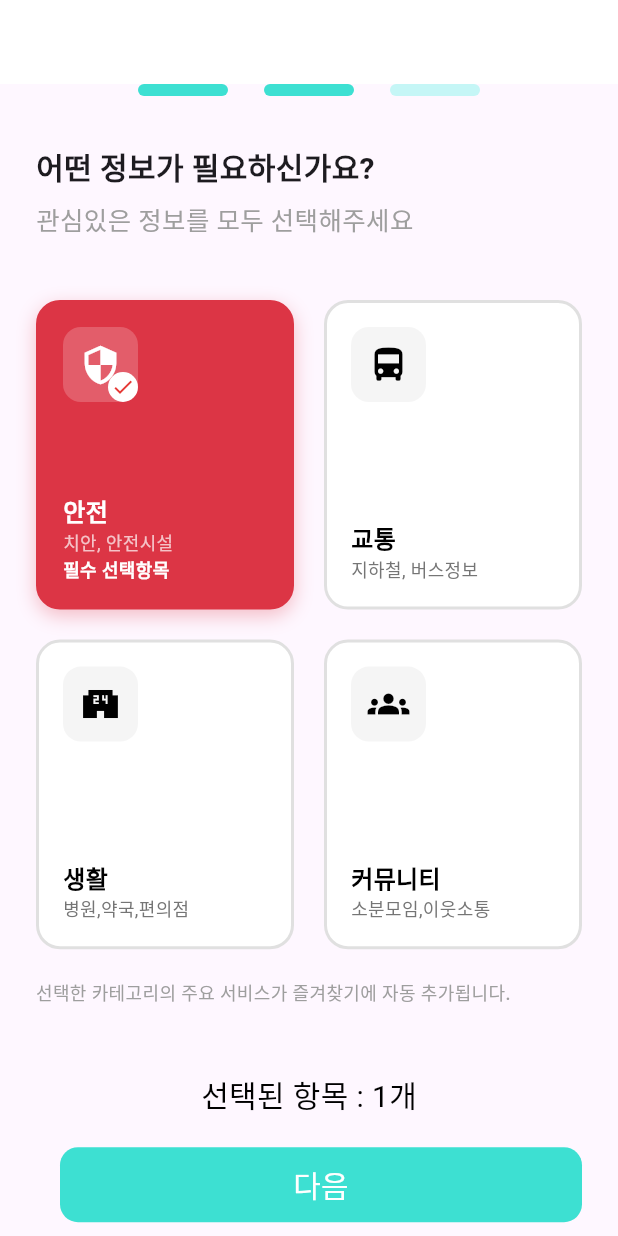
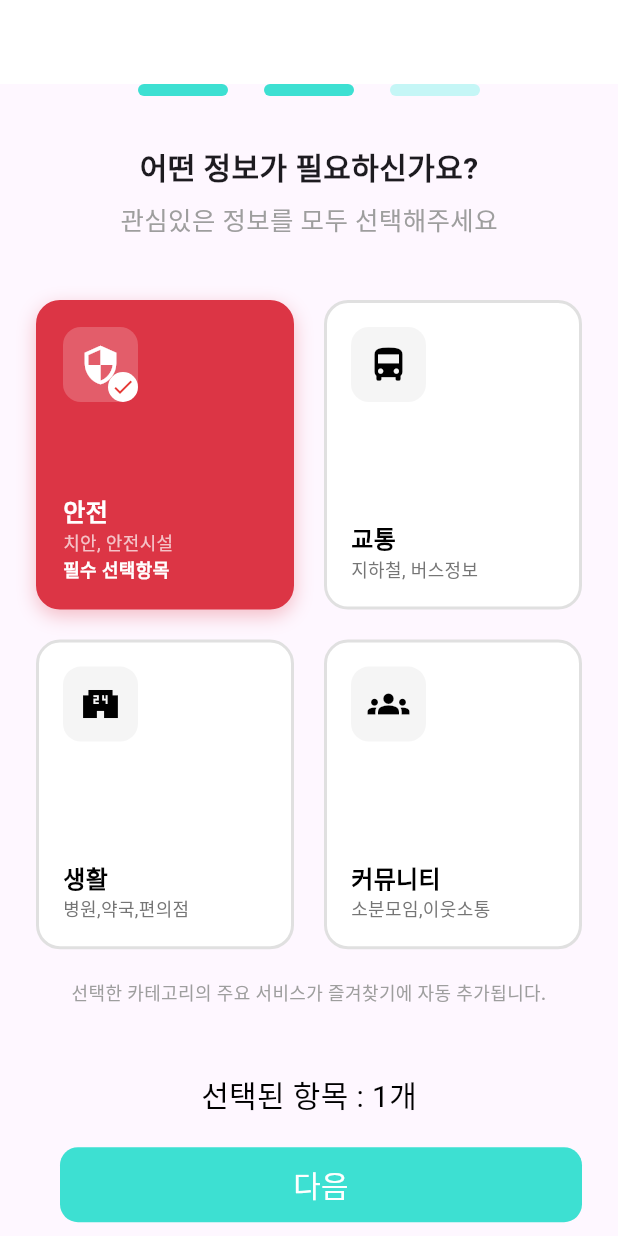
Before and after one commit to kant300/moveon_app, a Flutter app: the OnboardingCategory screen opened by its route, on a phone screen of 412 x 824 dp. Run offline on Flutter 3.47's test engine with Material 3 defaults, Android fonts, the phone set to English and light mode, and no system bars; our stand-ins replace dio, geocoding, geolocator, permission_handler, shared_preferences, webview_flutter; accounts and stored records are empty; network calls fail; statements that could not run were skipped.

```diff
--- a/lib/screens/onboarding/OnboardingCategory.dart
+++ b/lib/screens/onboarding/OnboardingCategory.dart
@@ -172,7 +172,7 @@ class OnboardingCategoryState extends State<OnboardingCategory> {
       body: Padding(
         padding: const EdgeInsets.symmetric(horizontal: 24.0),
         child: Column(
-          crossAxisAlignment: CrossAxisAlignment.start,
+          crossAxisAlignment: CrossAxisAlignment.center,
           children: [
             // --- 1. Progress Bar ---
             Row(
```
Also changed, not shown: lib/main.dart (+3 -11 lines).
